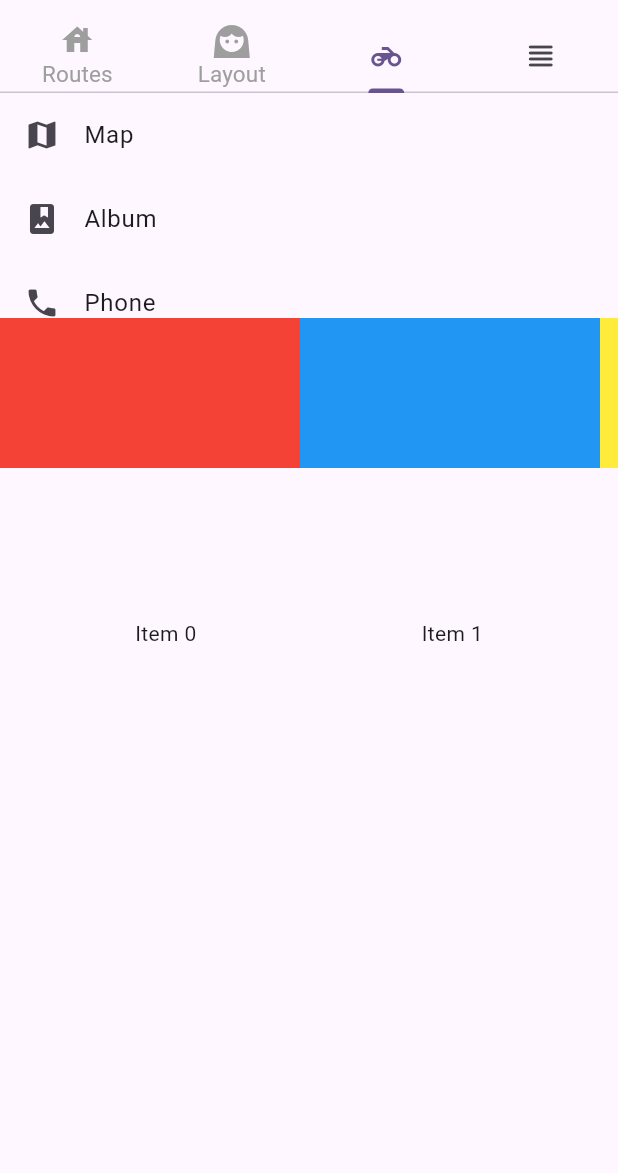
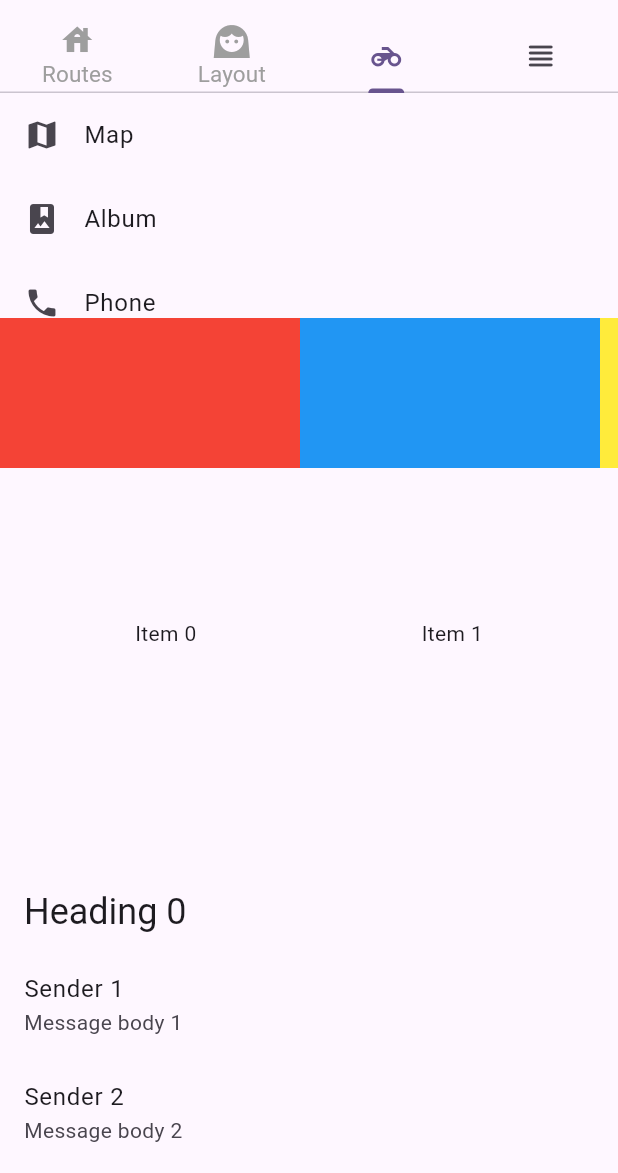
Before and after one commit to Rian-Sm/flutter-app, a Flutter app: the screen it shows after launch, tab 3 chosen, on a phone screen of 412 x 824 dp, the part 63-1236 px from its top. Run offline on Flutter 3.47's test engine with Material 3 defaults, Android fonts, the phone set to English and light mode, and no system bars.

Commit message:
wip(list grid): adicionado MixList

```diff
--- a/lib/main.dart
+++ b/lib/main.dart
@@ -1,10 +1,10 @@
 import 'package:flutter/material.dart';
 import 'package:flutter_demo/components/buttonWithText.dart';
-import 'package:flutter_demo/routes/layoutScreen.dart';
-import 'package:flutter_demo/routes/listAndGridsScreen.dart';
-import 'package:flutter_demo/routes/testRoutes/firstRoute.dart';
-import 'package:flutter_demo/routes/testRoutes/secondRoute.dart';
-import 'package:flutter_demo/routes/testRoutes/stackRoute.dart';
+import 'package:flutter_demo/routes/layout_screen.dart';
+import 'package:flutter_demo/routes/list_and_grid_screen.dart';
+import 'package:flutter_demo/routes/testRoutes/first_route.dart';
+import 'package:flutter_demo/routes/testRoutes/second_route.dart';
+import 'package:flutter_demo/routes/testRoutes/stack_route.dart';
 
 void main() async {
   runApp(const MyApp());
@@ -26,7 +26,7 @@ class MyApp extends StatelessWidget {
     return MaterialApp(
        routes: <String, WidgetBuilder> {
         '/first': (context) => const FirstRoute(),
-        '/second': (context) => const SecontRoute()
+        '/second': (context) => const SecondRoute()
       },
       title: 'Flutter Demo',
       theme: ThemeData(
--- /dev/null
+++ b/lib/page/listGridPage/list_view_diferent_types_itens_section.dart
@@ -0,0 +1,70 @@
+import 'package:flutter/material.dart';
+
+abstract class ListItem {
+  Widget buildTitle(BuildContext context);
+  Widget buildSubtitle(BuildContext context);
+}
+
+class HeadingItem extends ListItem {
+  final String heading;
+
+  HeadingItem({required this.heading});
+
+  @override
+  Widget buildSubtitle(BuildContext context) {
+    return Text(heading, style: Theme.of(context).textTheme.headlineSmall);
+
+  }
+
+  @override
+  Widget buildTitle(BuildContext context) {
+   return const SizedBox.shrink();
+  }
+
+
+}
+
+class MessageItem extends ListItem {
+  final String sender;
+  final String body;
+
+  MessageItem({required this.sender, required this.body});
+
+  @override
+  Widget buildTitle(BuildContext context) {
+    return Text(sender);
+  }
+
+  @override
+  Widget buildSubtitle(BuildContext context) {
+    return Text(body);
+  }
+}
+
+final itens = List<ListItem>.generate(
+  50,
+  (index) => index % 6 == 0
+      ? HeadingItem(heading: 'Heading $index')
+      : MessageItem(sender: 'Sender $index', body: 'Message body $index'),
+);
+
+class ListViewDiferentTypesItensSection extends StatelessWidget {
+  const ListViewDiferentTypesItensSection({super.key});
+
+  @override
+  Widget build(BuildContext context) {
+    return SizedBox(
+
+      height: 300,
+      child: ListView.builder(
+        itemCount: itens.length,
+        itemBuilder: (context, index) {
+          final item = itens[index];
+          return ListTile(
+          title: item.buildTitle(context),
+          subtitle: item.buildSubtitle(context),
+        );
+      },
+    ));
+  }
+}
--- a/lib/routes/layoutScreen.dart
+++ b/lib/routes/layout_screen.dart
@@ -16,7 +16,7 @@ class LayoutScreen extends StatelessWidget {
           ImageSection(image: 'assets/chipazineBananine.jpeg'),
           Titlesection(name: 'Chipanzine Bananine', location: 'Amazonia'),
           ButtonsSection(),
-          TextSection(description: 'Chimpanzini Bananini! wa wa wa! Bananuchi monkey monkey monkey yuchi! or Chimpanzini Cocosini? Wa wa wa! Boop boop badapim. Coconuchi monkey monkey monkey yuchi! or Chimpanzini Ananasini? wa wa wa!')
+          TextSection(description: 'Chimpanzini Bananini! wa wa wa! Bananuchi monkey monkey monkey yuchi! or Chimpanzini Cocosini? Wa wa wa! Boop boop badapim. Coconuchi monkey monkey monkey yuchi! or Chimpanzini Ananasini? wa wa wa!'),
         ],
       ),
     );
--- a/lib/routes/listAndGridsScreen.dart
+++ b/lib/routes/list_and_grid_screen.dart
@@ -1,5 +1,6 @@
 import 'package:flutter/material.dart';
 import 'package:flutter_demo/page/listGridPage/grid_view_section.dart';
+import 'package:flutter_demo/page/listGridPage/list_view_diferent_types_itens_section.dart';
 import 'package:flutter_demo/page/listGridPage/list_view_horisontal_section.dart';
 import 'package:flutter_demo/page/listGridPage/list_view_section.dart';
 
@@ -15,6 +16,7 @@ class ListAndGridsScreen extends StatelessWidget {
           ListViewSection(),
           ListViewHorizontalSection(),
           GridViewSection(),
+          ListViewDiferentTypesItensSection(),
         ],
       ),
     );
--- a/lib/routes/testRoutes/secondRoute.dart
+++ b/lib/routes/testRoutes/second_route.dart
@@ -1,7 +1,7 @@
 import 'package:flutter/material.dart';
 
-class SecontRoute extends StatelessWidget {
-  const SecontRoute({super.key});
+class SecondRoute extends StatelessWidget {
+  const SecondRoute({super.key});
 
   @override
   Widget build(BuildContext context) {
```
Also changed, not shown: lib/routes/testRoutes/first_route.dart (renamed from lib/routes/testRoutes/firstRoute.dart), lib/routes/testRoutes/stack_route.dart (renamed from lib/routes/testRoutes/stackRoute.dart).
